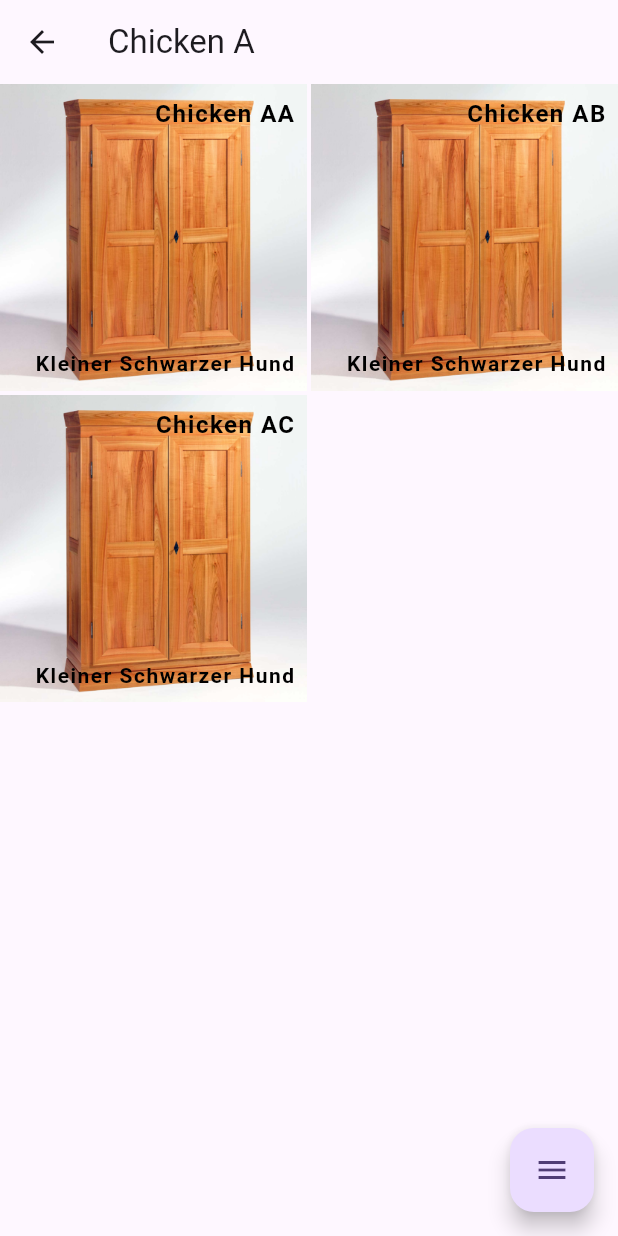
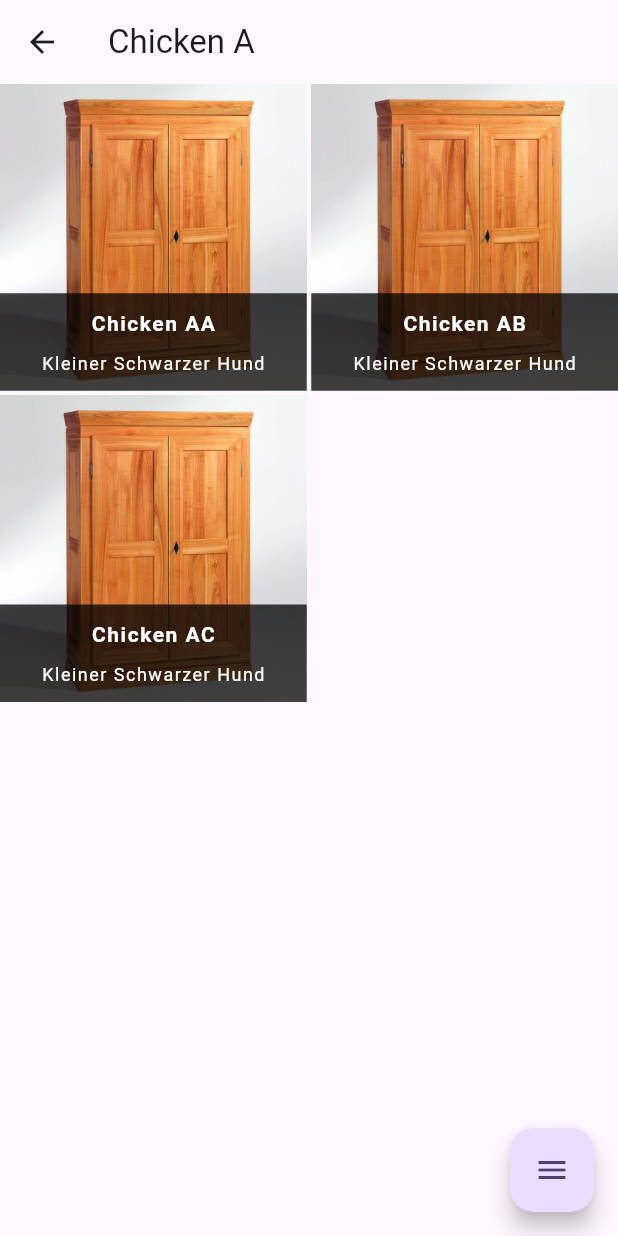
Before and after one commit to ftwr42/whereitis_2, a Flutter app: the screen it shows after launch, after a tap on "Chicken A", on a phone screen of 412 x 824 dp. Run offline on Flutter 3.47's test engine with Material 3 defaults, Android fonts, the phone set to English and light mode, and no system bars; drawn by our look-alikes of flutter_expandable_fab; our stand-ins replace get.

Commit message:
title and description easier to read

```diff
--- a/lib/project/textstyle.dart
+++ b/lib/project/textstyle.dart
@@ -21,4 +21,16 @@ class ProjectTextStyle {
         color: Colors.black,
         letterSpacing: 1.0,
       );
+  static TextStyle title() => const TextStyle(
+    fontSize: 14,
+    fontWeight: FontWeight.bold,
+    color: Colors.white,
+    letterSpacing: 1.0,
+  );
+
+  static TextStyle description() => const TextStyle(
+    fontSize: 12,
+    color: Colors.white,
+    letterSpacing: 1.0,
+  );
 }
--- a/lib/view/view_element_grid.dart
+++ b/lib/view/view_element_grid.dart
@@ -13,12 +13,11 @@ class ElementGridView extends StatelessWidget {
   @override
   Widget build(BuildContext context) {
     var model = rxmodel.value;
-    // print("description " + model.description);
 
     return Container(
       child: GestureDetector(
         onTap: () {
-          //open new explorer with new model controller
+          // Open new explorer with new model controller
           if (rxmodel.value.isDir()) {
             Get.to(ExplorerView(
               controller: ExplorerController(),
@@ -38,38 +37,33 @@ class ElementGridView extends StatelessWidget {
               alignment: Alignment.center,
               child: Image.asset("assets/images/cubboard_default_1.jpg"),
             ),
-            buildText(model.title, ProjectTextStyle.normal1(), Alignment.topRight),
-            buildText(model.description, ProjectTextStyle.normal2(), Alignment.bottomRight),
+            Positioned(
+              bottom: 0,
+              left: 0,
+              right: 0,
+              child: Container(
+                color: Colors.black.withOpacity(0.75), // Semi-transparent background
+                padding: EdgeInsets.all(10),
+                child: Align(
+                  alignment: Alignment.center,
+                  child: Column(
+                    crossAxisAlignment: CrossAxisAlignment.center,
+                    children: [
+                      Text(
+                        model.title,
+                        style: ProjectTextStyle.title(),
+                      ),
+                      SizedBox(height: 8),
+                      Text(
+                        model.description,
+                        style: ProjectTextStyle.description(),
+                      ),
+                    ],
+                  ),
+                ),
+              ),
+            ),
           ],
-        ),
-      ),
-    );
-    // return Container(
-    //   child: Stack(
-    //     children: [
-    //       Padding(
-    //         padding: const EdgeInsets.all(8.0),
-    //         child: Container(
-    //           width: 200,
-    //           height: 200,
-    //           color: Colors.red,
-    //         ),
-    //       )
-    //     ],
-    //   ),
-    // );
-  }
-
-  Align buildText(String text, TextStyle style, AlignmentGeometry align) {
-    return Align(
-      alignment: align,
-      child: Padding(
-        padding: EdgeInsets.all(8),
-        child: Container(
-          child: Text(
-            text,
-            style: style,
-          ),
         ),
       ),
     );
```
